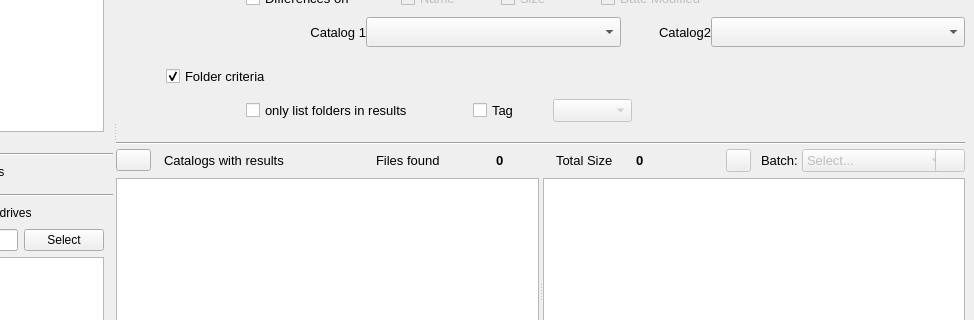
The window that mainwindow.ui (StephaneCouturier/Katalog) describes before a commit, drawn with Qt 5; both pictures show x 184 to 1158 and y 337 to 657 of the 1158 by 936 pixel window.
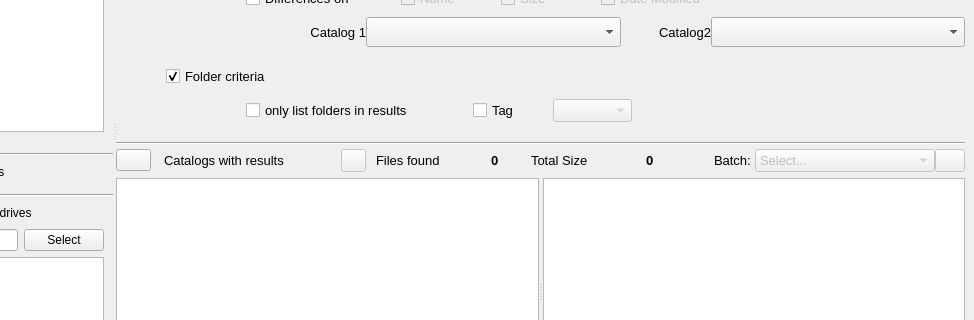
The same window after the commit. Icons and pictures are not drawn. Custom widgets are drawn as their Qt base class.

Commit message: https://github.com/StephaneCouturier/Katalog/issues/229

```diff
--- a/mainwindow.ui
+++ b/mainwindow.ui
@@ -3468,7 +3468,7 @@
                    <widget class="QLabel" name="Search_label_CatalogsWithResults">
                     <property name="minimumSize">
                      <size>
-                      <width>215</width>
+                      <width>180</width>
                       <height>0</height>
                      </size>
                     </property>
@@ -3495,6 +3495,51 @@
                 </item>
                 <item>
                  <layout class="QHBoxLayout" name="Search_horizontalLayout_FileResults">
+                  <item>
+                   <spacer name="horizontalSpacer_7">
+                    <property name="orientation">
+                     <enum>Qt::Horizontal</enum>
+                    </property>
+                    <property name="sizeType">
+                     <enum>QSizePolicy::Fixed</enum>
+                    </property>
+                    <property name="sizeHint" stdset="0">
+                     <size>
+                      <width>10</width>
+                      <height>20</height>
+                     </size>
+                    </property>
+                   </spacer>
+                  </item>
+                  <item>
+                   <widget class="QPushButton" name="Search_pushButton_FileFoundMoreStatistics">
+                    <property name="enabled">
+                     <bool>false</bool>
+                    </property>
+                    <property name="minimumSize">
+                     <size>
+                      <width>25</width>
+                      <height>0</height>
+                     </size>
+                    </property>
+                    <property name="maximumSize">
+                     <size>
+                      <width>25</width>
+                      <height>25</height>
+                     </size>
+                    </property>
+                    <property name="toolTip">
+                     <string>View more statitics about the results</string>
+                    </property>
+                    <property name="text">
+                     <string/>
+                    </property>
+                    <property name="icon">
+                     <iconset theme="view-statistics">
+                      <normaloff>.</normaloff>.</iconset>
+                    </property>
+                   </widget>
+                  </item>
                   <item>
                    <widget class="QLabel" name="Search_label_FoundTitle">
                     <property name="sizePolicy">
@@ -3505,7 +3550,7 @@
                     </property>
                     <property name="minimumSize">
                      <size>
-                      <width>130</width>
+                      <width>125</width>
                       <height>0</height>
                      </size>
                     </property>
@@ -3529,7 +3574,7 @@
                    <widget class="QLabel" name="Search_label_NumberResults">
                     <property name="minimumSize">
                      <size>
-                      <width>50</width>
+                      <width>30</width>
                       <height>0</height>
                      </size>
                     </property>
@@ -3557,7 +3602,7 @@
                     </property>
                     <property name="minimumSize">
                      <size>
-                      <width>90</width>
+                      <width>125</width>
                       <height>0</height>
                      </size>
                     </property>
@@ -3581,7 +3626,7 @@
                    <widget class="QLabel" name="Search_label_SizeResults">
                     <property name="minimumSize">
                      <size>
-                      <width>50</width>
+                      <width>30</width>
                       <height>0</height>
                      </size>
                     </property>
@@ -3609,41 +3654,12 @@
                     </property>
                     <property name="sizeHint" stdset="0">
                      <size>
-                      <width>40</width>
+                      <width>10</width>
                       <height>20</height>
                      </size>
                     </property>
                    </spacer>
                   </item>
-                  <item>
-                   <widget class="QPushButton" name="Search_pushButton_FileFoundMoreStatistics">
-                    <property name="enabled">
-                     <bool>false</bool>
-                    </property>
-                    <property name="minimumSize">
-                     <size>
-                      <width>25</width>
-                      <height>0</height>
-                     </size>
-                    </property>
-                    <property name="maximumSize">
-                     <size>
-                      <width>25</width>
-                      <height>25</height>
-                     </size>
-                    </property>
-                    <property name="toolTip">
-                     <string>View more statitics about the results</string>
-                    </property>
-                    <property name="text">
-                     <string/>
-                    </property>
-                    <property name="icon">
-                     <iconset theme="view-statistics">
-                      <normaloff>.</normaloff>.</iconset>
-                    </property>
-                   </widget>
-                  </item>
                   <item>
                    <spacer name="Search_horizontalSpacer_08">
                     <property name="font">
@@ -3693,7 +3709,7 @@
                     </property>
                     <property name="minimumSize">
                      <size>
-                      <width>145</width>
+                      <width>180</width>
                       <height>0</height>
                      </size>
                     </property>
```
Left out of the diff: 14 changed lines with no effect on the pictures. The commit also changes 1 other file.
